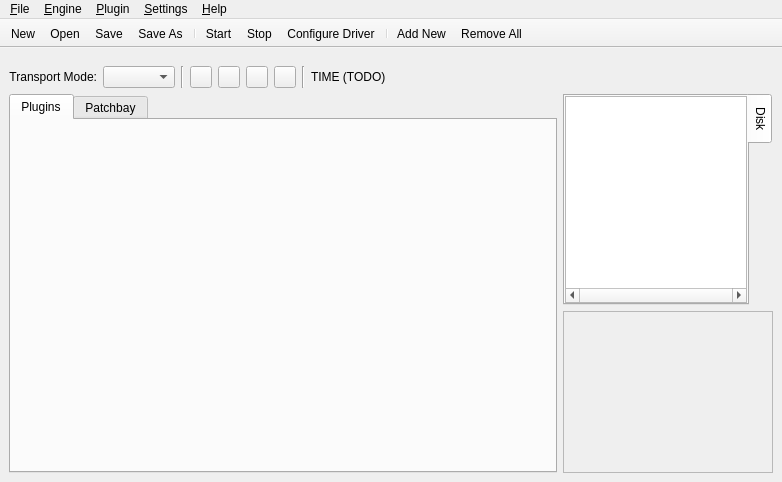
Above: resources/ui/carla.ui from falkTX/Carla before the change. Below: the same form after it.
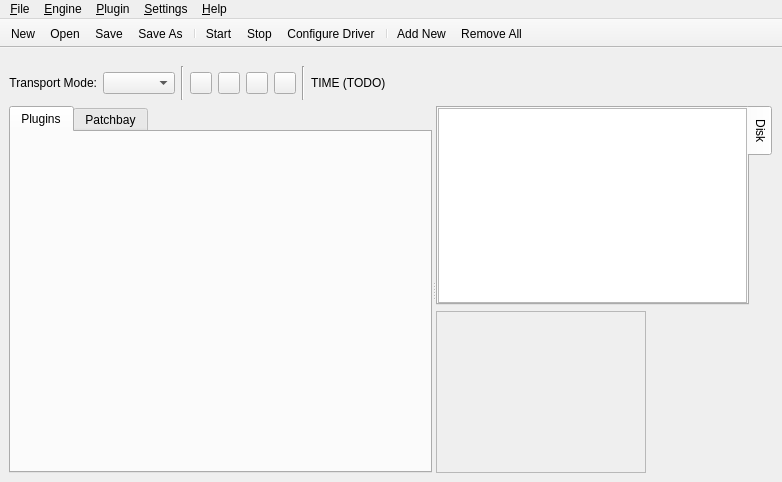
That is the form after the change. Icons and pictures are not drawn. Custom widgets are drawn as their Qt base class.

Commit message: Make main tab vs browser use splitter (resizable); fix midifile

The edit to the form file:
```diff
--- a/resources/ui/carla.ui
+++ b/resources/ui/carla.ui
@@ -14,8 +14,8 @@
    <string>Carla</string>
   </property>
   <widget class="QWidget" name="centralwidget">
-   <layout class="QGridLayout" name="gridLayout">
-    <item row="0" column="0" colspan="2">
+   <layout class="QVBoxLayout" name="verticalLayout_5">
+    <item>
      <widget class="QFrame" name="frame_transport">
       <layout class="QHBoxLayout" name="horizontalLayout">
        <property name="leftMargin">
@@ -140,8 +140,12 @@
       </layout>
      </widget>
     </item>
-    <item row="1" column="0" rowspan="2">
-     <widget class="QTabWidget" name="tabWidget">
+    <item>
+     <widget class="QSplitter" name="splitter">
+      <property name="orientation">
+       <enum>Qt::Horizontal</enum>
+      </property>
+      <widget class="QTabWidget" name="tabMain">
       <property name="currentIndex">
        <number>0</number>
       </property>
@@ -207,21 +211,22 @@
        </layout>
       </widget>
      </widget>
-    </item>
-    <item row="1" column="1">
-     <widget class="QTabWidget" name="tabWidget_2">
+      <widget class="QWidget" name="">
+       <layout class="QVBoxLayout" name="verticalLayout_4">
+        <item>
+         <widget class="QTabWidget" name="tabUtils">
+          <property name="sizePolicy">
+           <sizepolicy hsizetype="Ignored" vsizetype="Expanding">
+            <horstretch>0</horstretch>
+            <verstretch>0</verstretch>
+           </sizepolicy>
+          </property>
       <property name="minimumSize">
        <size>
         <width>210</width>
         <height>0</height>
        </size>
       </property>
-      <property name="maximumSize">
-       <size>
-        <width>210</width>
-        <height>16777215</height>
-       </size>
-      </property>
       <property name="tabPosition">
        <enum>QTabWidget::East</enum>
       </property>
@@ -240,17 +245,13 @@
          <number>0</number>
         </property>
         <item>
-         <widget class="QTreeView" name="fileTreeView">
-          <property name="horizontalScrollBarPolicy">
-           <enum>Qt::ScrollBarAlwaysOn</enum>
-          </property>
-         </widget>
+             <widget class="QTreeView" name="fileTreeView"/>
         </item>
        </layout>
       </widget>
      </widget>
     </item>
-    <item row="2" column="1">
+        <item>
      <widget class="CanvasPreviewFrame" name="miniCanvasPreview">
       <property name="minimumSize">
        <size>
@@ -270,6 +271,10 @@
       <property name="frameShadow">
        <enum>QFrame::Raised</enum>
       </property>
+         </widget>
+        </item>
+       </layout>
+      </widget>
      </widget>
     </item>
    </layout>
```
Lines whose indentation alone changed are shown as unchanged. The commit also changes 4 other files.
